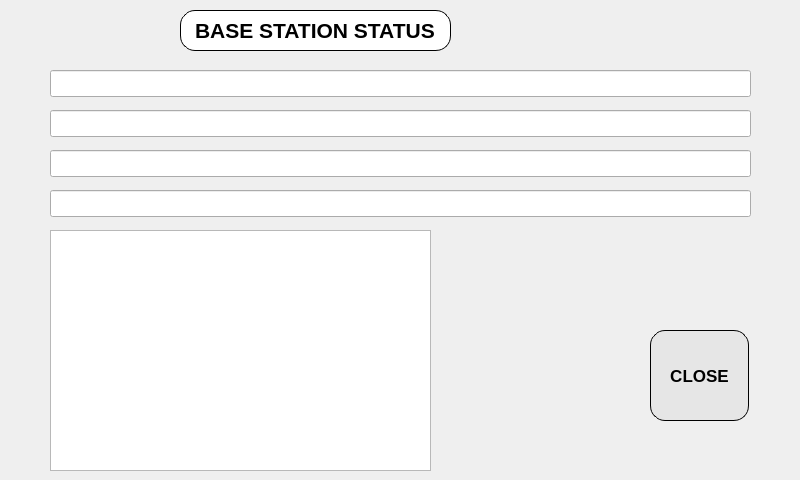
Above: RTKBASE/affichestr2str.ui from Francklin2/RTKLIB_Touchscreen_GUI before the change. Below: the same form after it.
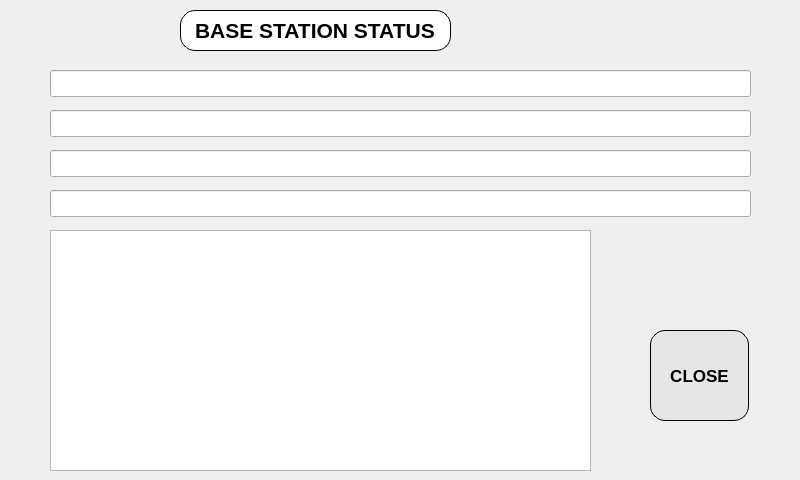
That is the form after the change.

The edit to the form file:
```diff
--- a/RTKBASE/affichestr2str.ui
+++ b/RTKBASE/affichestr2str.ui
@@ -144,7 +144,7 @@
     <rect>
      <x>50</x>
      <y>230</y>
-     <width>381</width>
+     <width>541</width>
      <height>241</height>
     </rect>
    </property>
```
